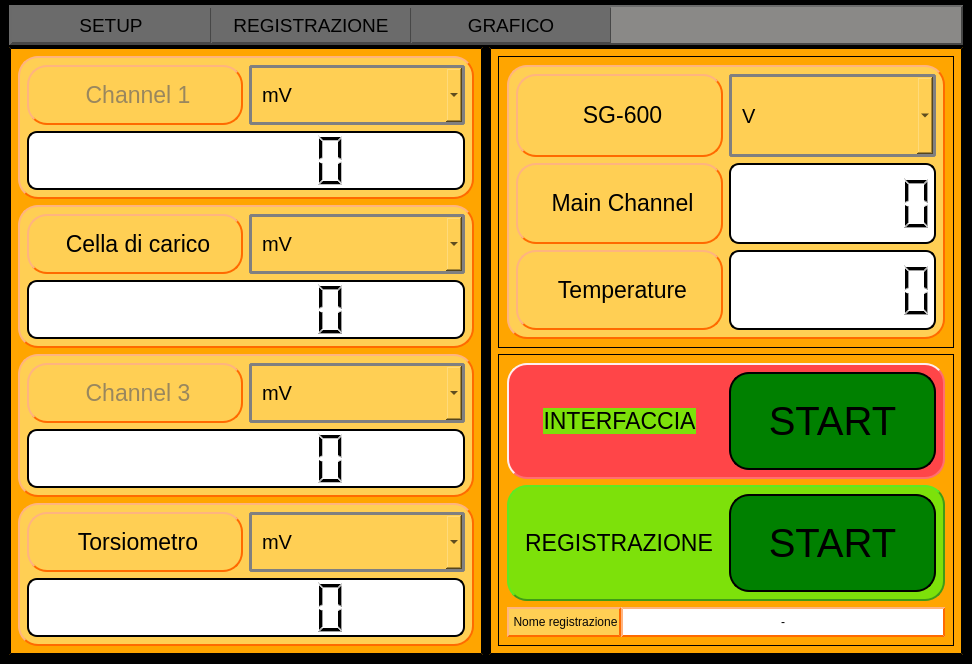
The window that Qt Creator/View_QT_HomePage.ui (Mixer97/tesi_triennale) describes before a commit, drawn with Qt 5.
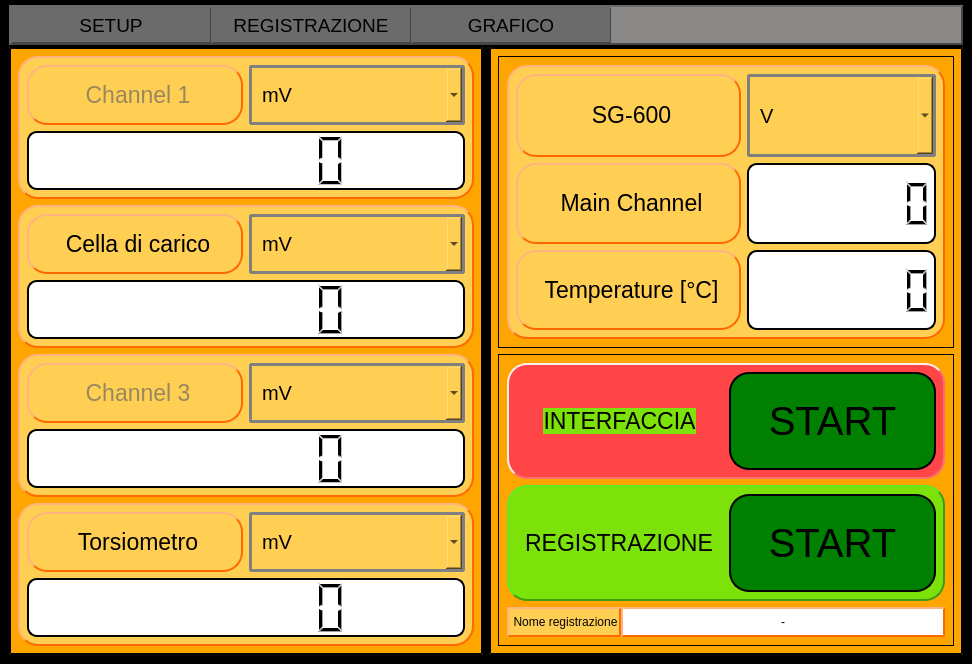
The same window after the commit.

The edit to the form file:
```diff
--- a/Qt Creator/View_QT_HomePage.ui
+++ b/Qt Creator/View_QT_HomePage.ui
@@ -403,6 +403,18 @@
                 <layout class="QGridLayout" name="gridLayout_11">
                  <item row="1" column="0">
                   <widget class="QLabel" name="label_SG600">
+                   <property name="sizePolicy">
+                    <sizepolicy hsizetype="Preferred" vsizetype="Preferred">
+                     <horstretch>0</horstretch>
+                     <verstretch>0</verstretch>
+                    </sizepolicy>
+                   </property>
+                   <property name="minimumSize">
+                    <size>
+                     <width>225</width>
+                     <height>0</height>
+                    </size>
+                   </property>
                    <property name="font">
                     <font>
                      <pointsize>17</pointsize>
@@ -573,6 +585,12 @@
                  </item>
                  <item row="0" column="0">
                   <widget class="QLabel" name="label_6">
+                   <property name="minimumSize">
+                    <size>
+                     <width>225</width>
+                     <height>0</height>
+                    </size>
+                   </property>
                    <property name="font">
                     <font>
                      <pointsize>17</pointsize>
@@ -598,6 +616,12 @@
                  </item>
                  <item row="1" column="0">
                   <widget class="QLabel" name="label_7">
+                   <property name="minimumSize">
+                    <size>
+                     <width>225</width>
+                     <height>0</height>
+                    </size>
+                   </property>
                    <property name="font">
                     <font>
                      <pointsize>17</pointsize>
@@ -617,7 +641,7 @@
 </string>
                    </property>
                    <property name="text">
-                    <string>&lt;html&gt;&lt;head/&gt;&lt;body&gt;&lt;p align=&quot;center&quot;&gt;Temperature&lt;/p&gt;&lt;/body&gt;&lt;/html&gt;</string>
+                    <string>&lt;html&gt;&lt;head/&gt;&lt;body&gt;&lt;p align=&quot;center&quot;&gt;Temperature [°C]&lt;/p&gt;&lt;/body&gt;&lt;/html&gt;</string>
                    </property>
                   </widget>
                  </item>
```
